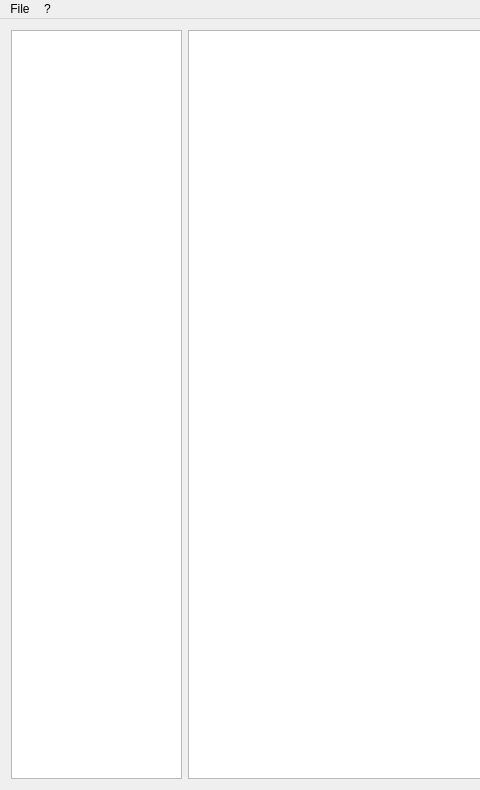
Above: Source/mainwindow.ui from OnexTale/OnexExplorer before the change; both pictures show x 0 to 480 and y 0 to 790 of the 1220 by 790 pixel window. Below: the same form after it.
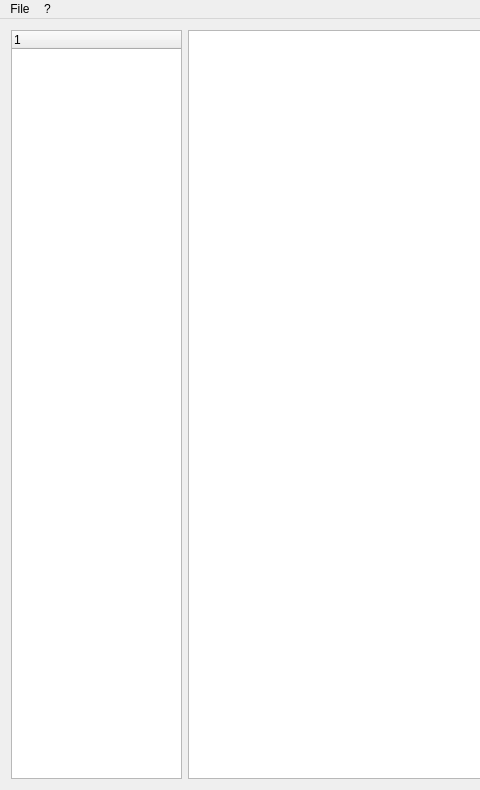
That is the form after the change.

Commit message: inserting results into tree widget

The edit to the form file:
```diff
--- a/Source/mainwindow.ui
+++ b/Source/mainwindow.ui
@@ -21,22 +21,6 @@
   </property>
   <widget class="QWidget" name="centralWidget">
    <layout class="QGridLayout" name="gridLayout">
-    <item row="0" column="0">
-     <widget class="QTreeView" name="treeView">
-      <property name="sizePolicy">
-       <sizepolicy hsizetype="Fixed" vsizetype="Expanding">
-        <horstretch>0</horstretch>
-        <verstretch>0</verstretch>
-       </sizepolicy>
-      </property>
-      <property name="maximumSize">
-       <size>
-        <width>171</width>
-        <height>16777215</height>
-       </size>
-      </property>
-     </widget>
-    </item>
     <item row="0" column="1">
      <widget class="QMdiArea" name="mdiArea">
       <property name="frameShape">
@@ -72,6 +56,27 @@
       </widget>
      </widget>
     </item>
+    <item row="0" column="0">
+     <widget class="QTreeWidget" name="treeWidget">
+      <property name="sizePolicy">
+       <sizepolicy hsizetype="Fixed" vsizetype="Expanding">
+        <horstretch>0</horstretch>
+        <verstretch>0</verstretch>
+       </sizepolicy>
+      </property>
+      <property name="maximumSize">
+       <size>
+        <width>171</width>
+        <height>16777215</height>
+       </size>
+      </property>
+      <column>
+       <property name="text">
+        <string notr="true">1</string>
+       </property>
+      </column>
+     </widget>
+    </item>
    </layout>
   </widget>
   <widget class="QMenuBar" name="menuBar">
```
Left out of the diff: 2 changed lines with no effect on the pictures. The commit also changes 8 other files.
